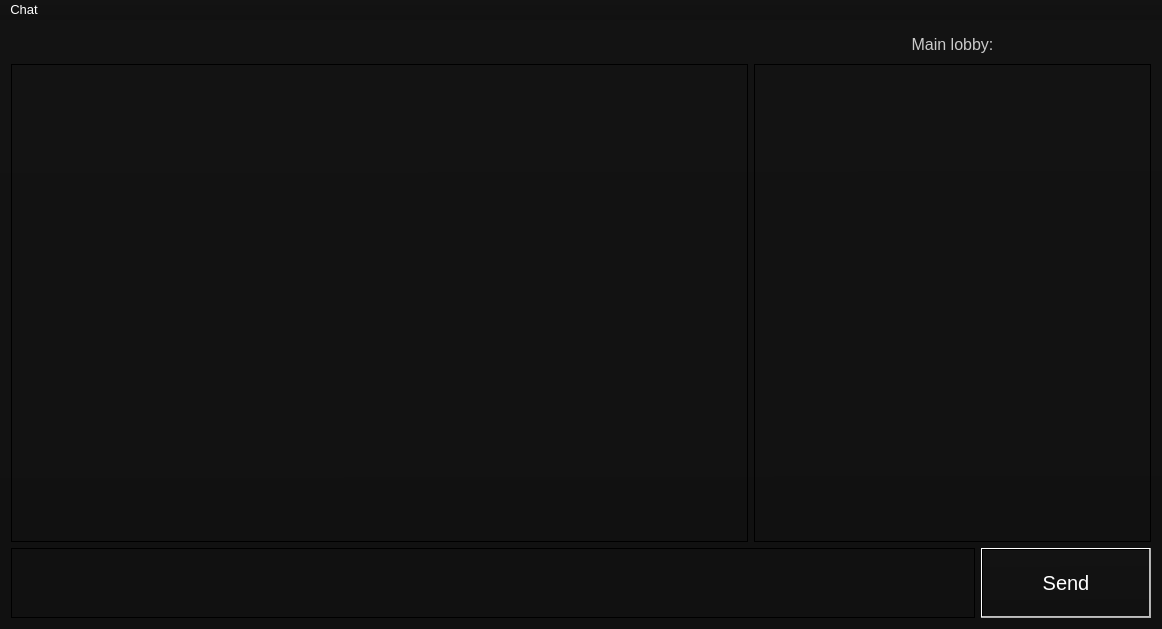
The window that View/MainWindow/mainwindow.ui (Flone-dnb/Silent) describes before a commit, drawn with Qt 5.
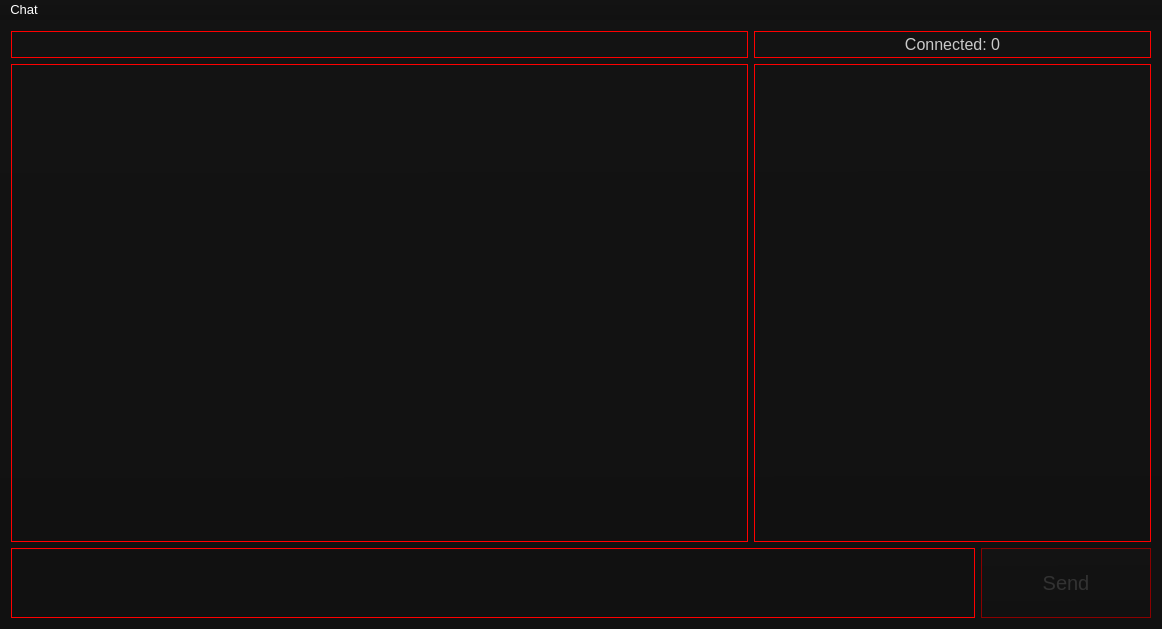
The same window after the commit.

Diff of the .ui file:
```diff
--- a/View/MainWindow/mainwindow.ui
+++ b/View/MainWindow/mainwindow.ui
@@ -41,7 +41,9 @@
            </font>
           </property>
           <property name="styleSheet">
-           <string notr="true">background-color: qlineargradient(spread:pad, x1:0, y1:0, x2:1, y2:0, stop:0.461538 rgba(255, 255, 255, 0));</string>
+           <string notr="true">background-color: qlineargradient(spread:pad, x1:0, y1:0, x2:1, y2:0, stop:0.461538 rgba(255, 255, 255, 0));
+
+border: 1px solid red;</string>
           </property>
           <property name="locale">
            <locale language="English" country="UnitedStates"/>
@@ -63,13 +65,15 @@
            </font>
           </property>
           <property name="styleSheet">
-           <string notr="true">background-color: qlineargradient(spread:pad, x1:0, y1:0, x2:1, y2:0, stop:0.461538 rgba(255, 255, 255, 0));</string>
+           <string notr="true">background-color: qlineargradient(spread:pad, x1:0, y1:0, x2:1, y2:0, stop:0.461538 rgba(255, 255, 255, 0));
+
+border: 1px solid red;</string>
           </property>
           <property name="locale">
            <locale language="English" country="UnitedStates"/>
           </property>
           <property name="text">
-           <string>Main lobby:</string>
+           <string>Connected: 0</string>
           </property>
           <property name="alignment">
            <set>Qt::AlignCenter</set>
@@ -85,11 +89,13 @@
           <property name="font">
            <font>
             <family>Segoe UI</family>
-            <pointsize>12</pointsize>
+            <pointsize>10</pointsize>
            </font>
           </property>
           <property name="styleSheet">
-           <string notr="true">background-color: qlineargradient(spread:pad, x1:0, y1:0, x2:1, y2:0, stop:0.461538 rgba(255, 255, 255, 0));</string>
+           <string notr="true">background-color: qlineargradient(spread:pad, x1:0, y1:0, x2:1, y2:0, stop:0.461538 rgba(255, 255, 255, 0));
+
+border: 1px solid red;</string>
           </property>
           <property name="readOnly">
            <bool>true</bool>
@@ -109,7 +115,9 @@
              </font>
             </property>
             <property name="styleSheet">
-             <string notr="true">background-color: qlineargradient(spread:pad, x1:0, y1:0, x2:1, y2:0, stop:0.461538 rgba(255, 255, 255, 0));</string>
+             <string notr="true">background-color: qlineargradient(spread:pad, x1:0, y1:0, x2:1, y2:0, stop:0.461538 rgba(255, 255, 255, 0));
+
+border: 1px solid red;</string>
             </property>
            </widget>
           </item>
@@ -127,11 +135,13 @@
           <property name="font">
            <font>
             <family>Segoe UI</family>
-            <pointsize>12</pointsize>
+            <pointsize>10</pointsize>
            </font>
           </property>
           <property name="styleSheet">
-           <string notr="true">background-color: qlineargradient(spread:pad, x1:0, y1:0, x2:1, y2:0, stop:0.461538 rgba(255, 255, 255, 0));</string>
+           <string notr="true">background-color: qlineargradient(spread:pad, x1:0, y1:0, x2:1, y2:0, stop:0.461538 rgba(255, 255, 255, 0));
+
+border: 1px solid red;</string>
           </property>
           <property name="locale">
            <locale language="Russian" country="Russia"/>
@@ -158,8 +168,16 @@
           <property name="styleSheet">
            <string notr="true">QPushButton
 {
+	border: 1px solid red;
 	color: rgb(255, 255, 255);
 }
+
+QPushButton:disabled
+{
+	border: 1px solid darkred;
+	color: rgb(50, 50, 50);
+}
+
 QPushButton:hover
 {
 	background-color: rgb(30,30,30);
```
Left out of the diff: 2 changed lines with no effect on the pictures.
